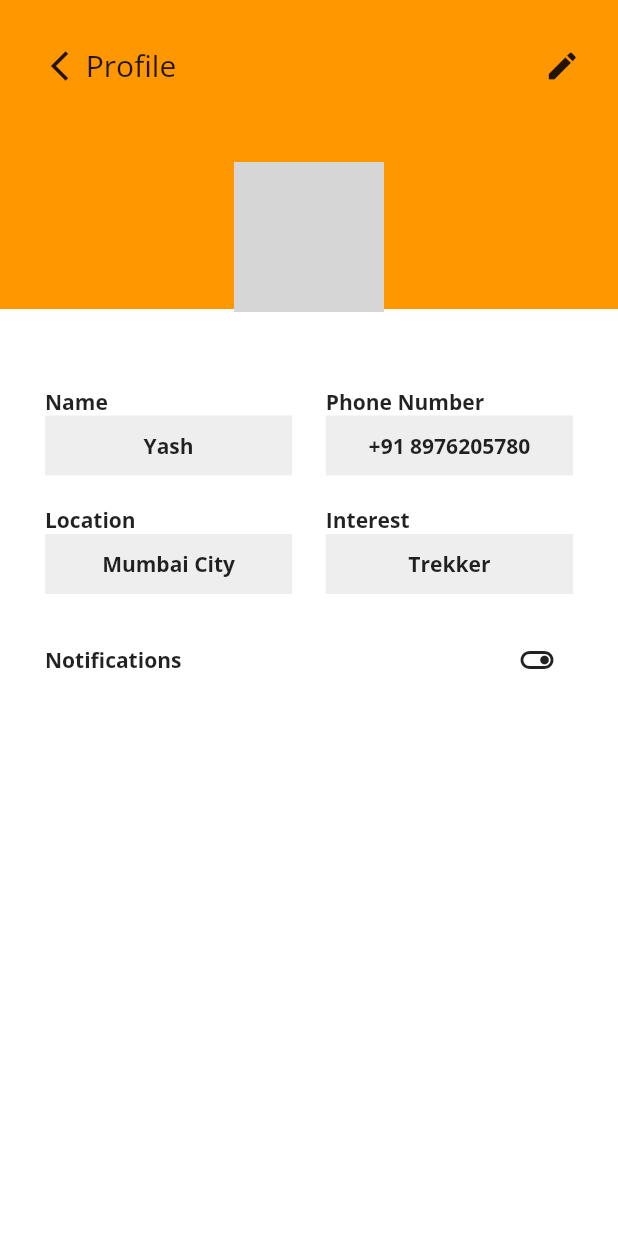
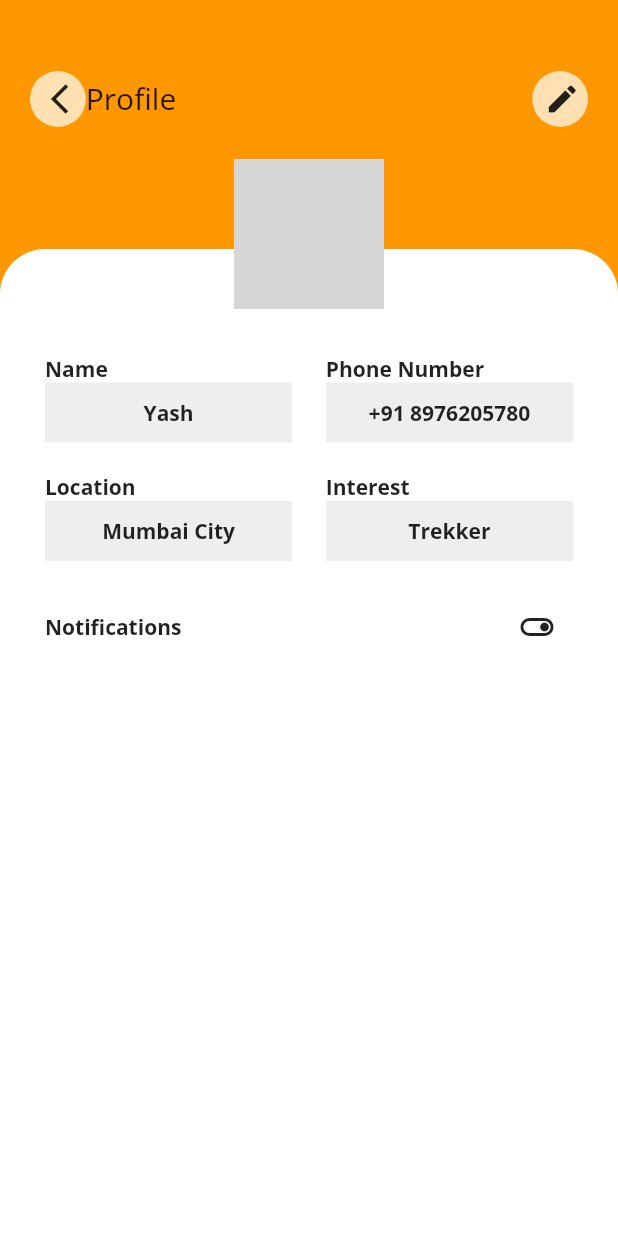
Before and after one commit to yashjungade/KernalFlutter, a Flutter app: the Drive screen opened directly, after a tap on the "account circle" icon, on a phone screen of 412 x 824 dp. Run offline on Flutter 3.47's test engine with Material 2 defaults, Android fonts, the phone set to English and light mode, and no system bars; our stand-ins replace google_fonts; accounts and stored records are empty; network calls fail; grey boxes are pictures that could not be loaded.

Commit message:
Up-to-date

```diff
--- a/lib/drive.dart
+++ b/lib/drive.dart
@@ -1,18 +1,22 @@
+//Drives page screen with profile button, logout button & list view.
+
 import 'package:flutter/material.dart';
 import 'package:hackerkernel/profile.dart';
+import 'package:hackerkernel/storage.dart';
 
 class Drive extends StatefulWidget {
   final Function toggleView;
-  Drive({this.toggleView});
+  final CounterStorage storage;
+  Drive({this.toggleView, this.storage});
   @override
   _DriveState createState() => _DriveState();
 }
 
 class _DriveState extends State<Drive> {
-  final List<int> joined = <int>[9523, 9785, 1050];
-  final List<bool> join = <bool>[true,true,true];
-  final List<String> category = <String>['Spiritual Empowerment', 'Spiritual Strategy', 'Spiritual Practice'];
-  final List<String> time = <String>['5 AM | 7 SEPT 2021', '5 AM | 8 SEPT 2021', '5 AM | 9 SEPT 2021'];
+  final List<int> joined = <int>[9523, 9785, 1050, 9523, 9785, 1050,];
+  final List<bool> join = <bool>[true,true,true,true,true,true];
+  final List<String> category = <String>['Spiritual Empowerment', 'Spiritual Strategy', 'Spiritual Practice','Spiritual Empowerment', 'Spiritual Strategy', 'Spiritual Practice'];
+  final List<String> time = <String>['5 AM | 7 SEPT 2021', '5 AM | 8 SEPT 2021', '5 AM | 9 SEPT 2021', '4 AM | 7 SEPT 2021', '4 AM | 8 SEPT 2021', '4 AM | 9 SEPT 2021'];
   @override
   Widget build(BuildContext context) {
     return Scaffold(
@@ -22,7 +26,7 @@ class _DriveState extends State<Drive> {
         child: Column(
           children: [
             Stack(
-              alignment: Alignment.topCenter,
+              alignment: Alignment.bottomCenter,
               children: [
                 Container(
                   height: (MediaQuery.of(context).size.height)*0.25,
@@ -36,7 +40,7 @@ class _DriveState extends State<Drive> {
                         children: [
                           Expanded(
                             flex: 1,
-                            child: IconButton(icon: Icon(Icons.account_circle_rounded), onPressed: () {
+                            child: IconButton(icon: Icon(Icons.account_circle_rounded, color: Colors.white), onPressed: () {
                               Navigator.push(
                                 context,
                                 MaterialPageRoute(builder: (context) => Profile()),
@@ -44,13 +48,33 @@ class _DriveState extends State<Drive> {
                             }),
                           ),
                           Expanded(
-                            flex: 8,
-                              child: Text('Karma Drives', style: TextStyle(fontSize: 20), textAlign: TextAlign.left,)),
+                            flex: 5,
+                              child: Text('Karma Drives', style: TextStyle(fontSize: 20, color: Colors.white), textAlign: TextAlign.left,)),
+                          Expanded(
+                              flex: 3,
+                              child: ElevatedButton(
+                                onPressed: (){},
+                                style: ButtonStyle(
+                                    backgroundColor: MaterialStateProperty.all<Color>(
+                                      Colors.white,
+                                    ),
+                                    shape: MaterialStateProperty.all<RoundedRectangleBorder>(
+                                        RoundedRectangleBorder(
+                                          borderRadius: BorderRadius.circular(18.0),
+                                        )
+                                    )
+                                ),
+                                child: Padding(
+                                  padding: const EdgeInsets.all(8.0),
+                                  child: Text('My Drives', style: TextStyle(fontWeight: FontWeight.bold),),
+                                ),
+                              )),
                           Expanded(
                             flex: 1,
-                            child: IconButton(icon: Icon(Icons.login), onPressed: () {
+                            child: IconButton(icon: Icon(Icons.login, color: Colors.white), onPressed: () {
                               setState(() {
                                 widget.toggleView();
+                                //return widget.storage.writeCounter(0);
                               });
                             }),
                           ),
@@ -76,6 +100,7 @@ class _DriveState extends State<Drive> {
                               Padding(
                                 padding: const EdgeInsets.fromLTRB(0.0, 6.0, 6.0, 4.0),
                                 child: Stack(
+                                  alignment: Alignment.center,
                                   children: [
                                     CircleAvatar(backgroundColor: Colors.black, radius: 20,),
                                     IconButton(icon: Icon(Icons.search, color: Colors.white,), onPressed: () {
@@ -87,12 +112,21 @@ class _DriveState extends State<Drive> {
                           )
                         ],
                       ),
+                      SizedBox(height: 30,),
                     ],
                   ),
                 ),
+                Positioned(
+                  child: Container(
+                    height: 40,
+                    decoration: BoxDecoration(
+                        color: Colors.white,
+                        borderRadius: BorderRadius.only(topRight: Radius.circular(30), topLeft: Radius.circular(30))
+                    ),
+                  ),
+                )
               ],
             ),
-            SizedBox(height: 20,),
             Padding(
               padding: const EdgeInsets.all(8.0),
               child: Container(
@@ -110,7 +144,7 @@ class _DriveState extends State<Drive> {
                               fit: BoxFit.cover,
                             )
                           ),
-                          height: 250,
+                          height: 275,
                           child: Column(
                             children: [
                               SizedBox(height: 20,),
--- a/lib/profile.dart
+++ b/lib/profile.dart
@@ -1,3 +1,5 @@
+//Profile page screen UI
+
 import 'package:flutter/material.dart';
 
 class Profile extends StatefulWidget {
@@ -16,7 +18,7 @@ class _ProfileState extends State<Profile> {
             child: Column(
                 children: [
                   Stack(
-                    alignment: Alignment.topCenter,
+                    alignment: Alignment.bottomCenter,
                     children: [
                       Container(
                         height: (MediaQuery.of(context).size.height)*0.25,
@@ -30,29 +32,45 @@ class _ProfileState extends State<Profile> {
                               children: [
                                 Expanded(
                                   flex: 1,
+                                  child: CircleAvatar(
+                                    radius: 20,
                                     child: IconButton(icon: Icon(Icons.arrow_back_ios_outlined), onPressed: () {
                                       Navigator.pop(context);
                                     }),
+                                  ),
                                 ),
                                 Expanded(
                                     flex: 8,
                                     child: Text('Profile', style: TextStyle(fontSize: 20), textAlign: TextAlign.left,)),
                                 Expanded(
                                   flex: 1,
+                                  child: CircleAvatar(
+                                    radius: 20,
                                     child: IconButton(icon: Icon(Icons.edit), onPressed: () {
                                     }),
                                   ),
+                                ),
                               ],
                             ),
-                            SizedBox(height: 40,),
+                            SizedBox(height: 100,),
+
+                          ],
+                        ),
+                      ),
+                      Positioned(
+                        child: Container(
+                          height: 40,
+                          decoration: BoxDecoration(
+                              color: Colors.white,
+                              borderRadius: BorderRadius.only(topRight: Radius.circular(30), topLeft: Radius.circular(30))
+                          ),
+                        ),
+                      ),
                       CircleAvatar(radius: 50,
                         backgroundImage:
                         NetworkImage("https://media-exp1.licdn.com/dms/image/C4D03AQFNGC4KjV3rPQ/profile-displayphoto-shrink_200_200/0/1621795322300?e=1634774400&v=beta&t=lGlcO8USq2opow6PYNPs4V49RVeA3VqbnCPEKXmzHA0"),
                         backgroundColor: Colors.transparent,
                       )
-                          ],
-                        ),
-                      ),
                     ],
                   ),
                   SizedBox(height: 20,),
--- a/lib/user.dart
+++ b/lib/user.dart
@@ -1,3 +1,4 @@
+//Reqres api response model
 class User {
   final String token;
   User({this.token});
```
Also changed, not shown: lib/authenticate.dart (+12 -0 lines), lib/login.dart (+22 -3 lines), lib/storage.dart (added, +39 -0 lines), lib/wrapper.dart (deleted), 1 other file. Lines whose indentation alone changed are shown as unchanged.
